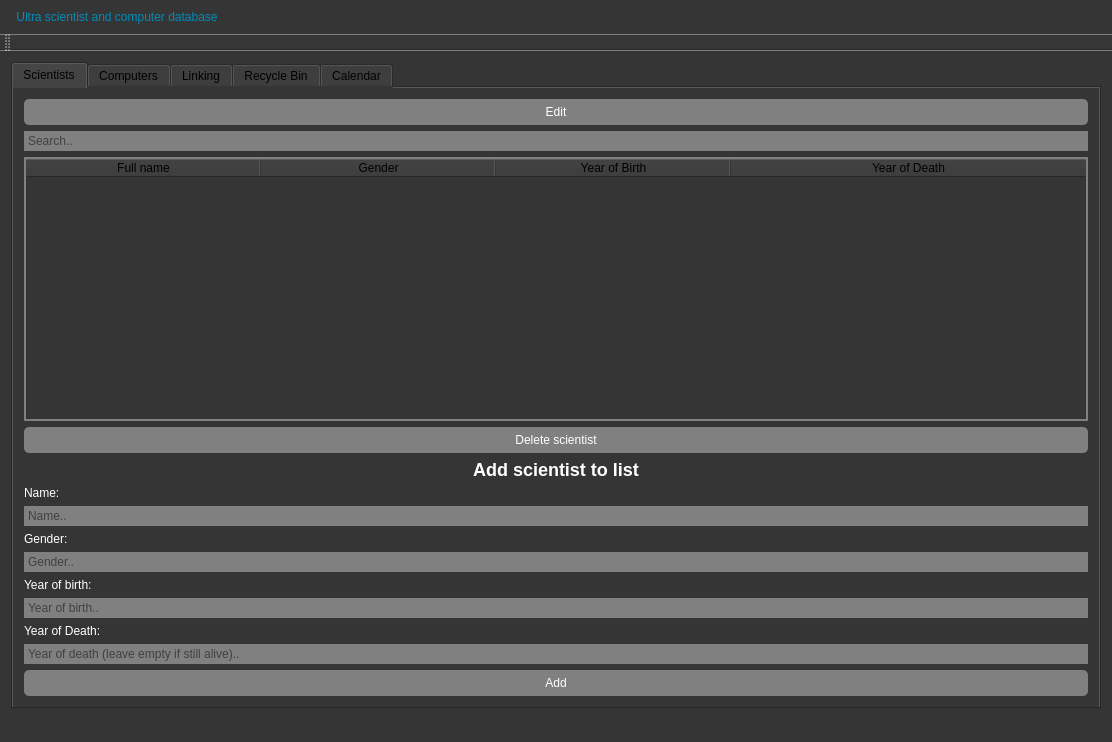
Old version of the form VerklegtNamskeidH3/mainwindow.ui in the repository Eytor/VerklegtNamskeid.
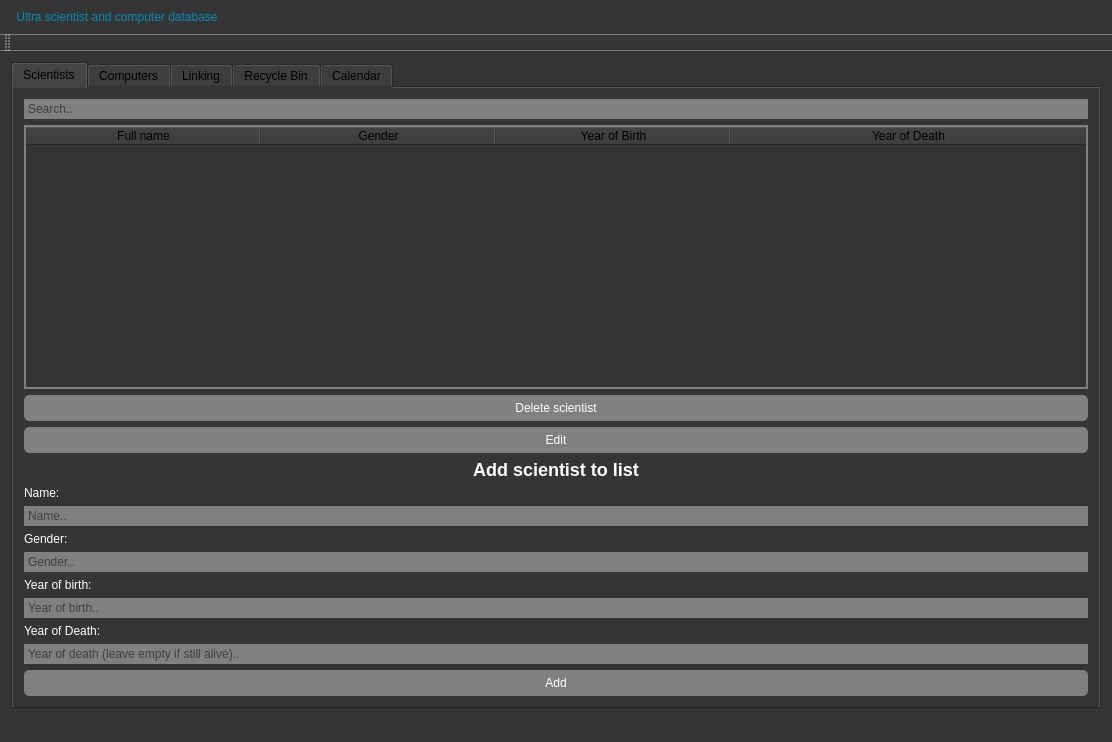
New version of the form. The open tabs and pages were chosen to show the change.

Commit message: added option to edit comuters

Diff of the .ui file:
```diff
--- a/VerklegtNamskeidH3/mainwindow.ui
+++ b/VerklegtNamskeidH3/mainwindow.ui
@@ -112,13 +112,6 @@
         <string>Scientists</string>
        </attribute>
        <layout class="QVBoxLayout" name="verticalLayout_2">
-        <item>
-         <widget class="QPushButton" name="edit_button">
-          <property name="text">
-           <string>Edit</string>
-          </property>
-         </widget>
-        </item>
         <item>
          <widget class="QLineEdit" name="scientist_search">
           <property name="text">
@@ -193,6 +186,16 @@
           </property>
          </widget>
         </item>
+        <item>
+         <widget class="QPushButton" name="scientist_edit_button">
+          <property name="enabled">
+           <bool>false</bool>
+          </property>
+          <property name="text">
+           <string>Edit</string>
+          </property>
+         </widget>
+        </item>
         <item>
          <widget class="QLabel" name="add_label">
           <property name="layoutDirection">
```
Left out of the diff: 12 changed lines with no effect on the pictures. The commit also changes 2 other files.
